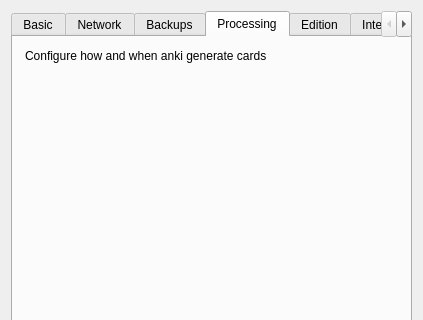
Above: designer/preferences.ui from lovac42/anki before the change; both pictures show x 0 to 423 and y 0 to 320 of the 423 by 525 pixel window. Below: the same form after it.
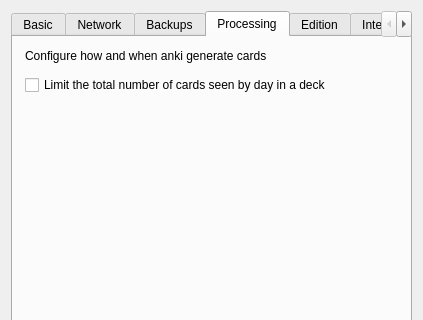
That is the form after the change. The open tabs and pages were chosen to show the change.

Commit message: limit card numbers using all cards

Diff of the .ui file:
```diff
--- a/designer/preferences.ui
+++ b/designer/preferences.ui
@@ -459,6 +459,13 @@
          </property>
         </widget>
        </item>
+       <item>
+        <widget class="QCheckBox" name="limitAllCards">
+         <property name="text">
+          <string>Limit the total number of cards seen by day in a deck</string>
+         </property>
+        </widget>
+       </item>
        <item>
         <spacer name="verticalSpacer">
          <property name="orientation">
```
Left out of the diff: 3 changed lines with no effect on the pictures. The commit also changes 13 other files.
